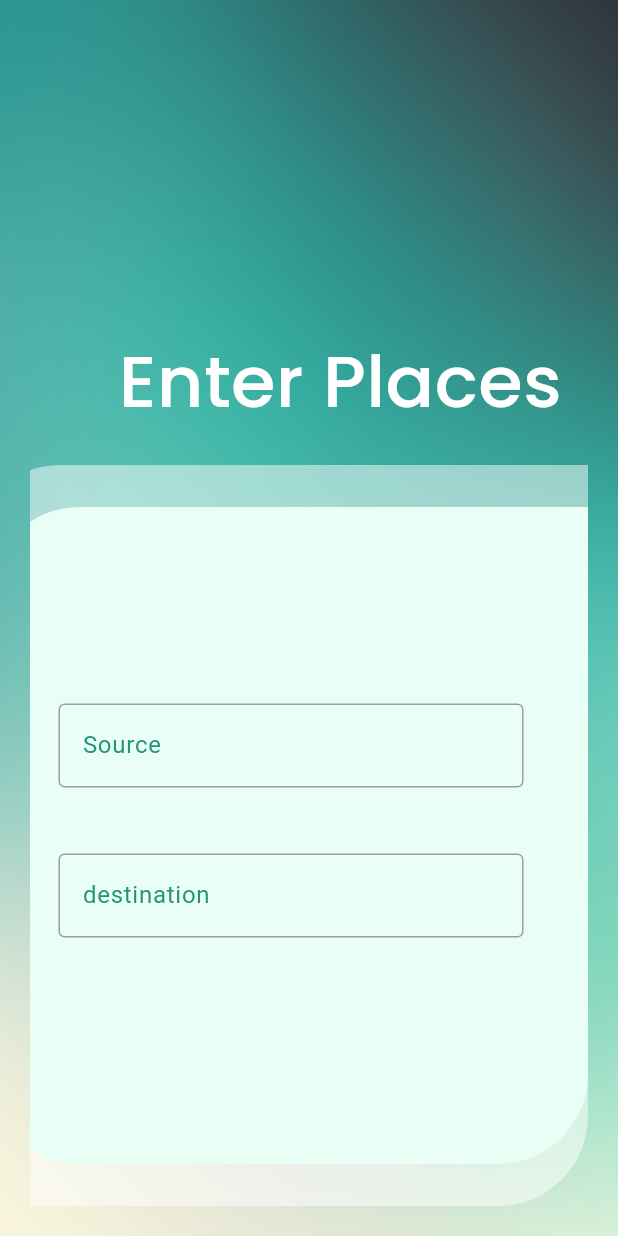
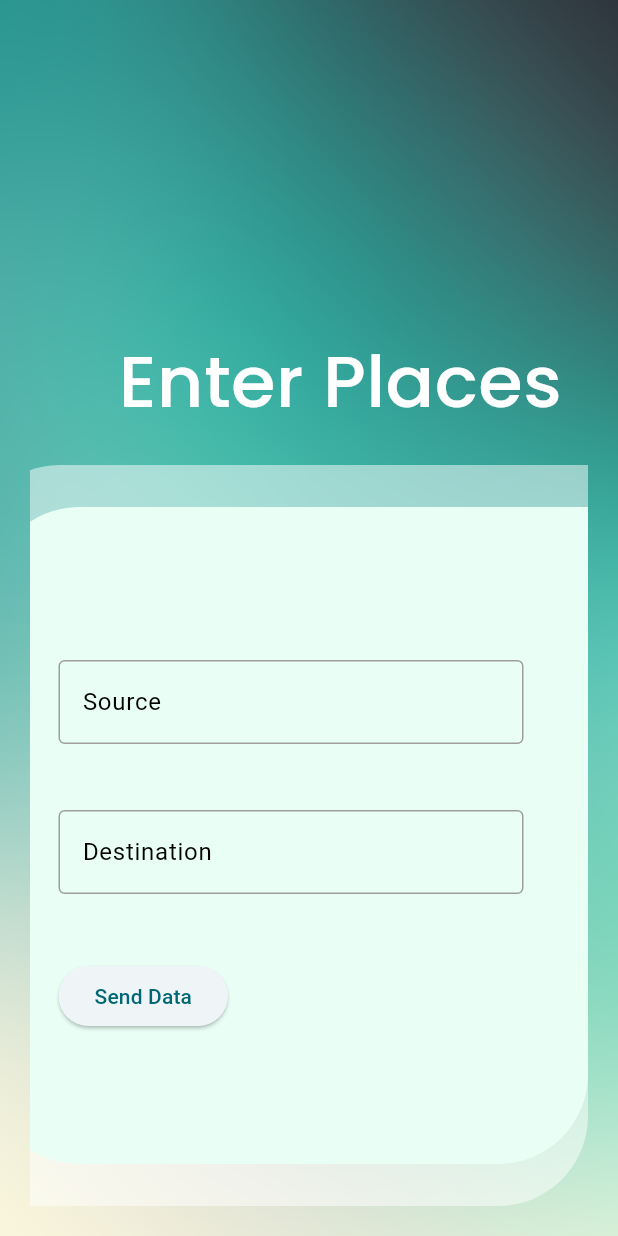
Before and after one commit to rogue-sys/bust_frontend, a Flutter app: the SourceDestination screen opened directly, on a phone screen of 412 x 824 dp. Run offline on Flutter 3.47's test engine with Material 3 defaults, Android fonts, the phone set to English and light mode, and no system bars; our stand-ins replace shared_preferences; accounts and stored records are empty.

Commit message:
output obtained

```diff
--- a/lib/layers/SourceDestinationLayer.dart
+++ b/lib/layers/SourceDestinationLayer.dart
@@ -1,8 +1,55 @@
-import 'package:bust/config.dart';
 import 'package:flutter/material.dart';
+import 'package:http/http.dart' as http;
+import 'dart:convert';
+import 'package:bust/listView.dart';
 
-class SourceDestinationLayer extends StatelessWidget {
-  const SourceDestinationLayer({super.key});
+class SourceDestinationLayer extends StatefulWidget {
+  const SourceDestinationLayer({Key? key}) : super(key: key);
+
+  @override
+  _SourceDestinationLayerState createState() => _SourceDestinationLayerState();
+}
+
+class _SourceDestinationLayerState extends State<SourceDestinationLayer> {
+  final TextEditingController _sourceController = TextEditingController();
+  final TextEditingController _destinationController = TextEditingController();
+
+  Future<void> sendDataToBackend(BuildContext context) async {
+    final source = _sourceController.text;
+    final destination = _destinationController.text;
+
+    // Send source and destination names to the backend
+    String url =
+        'http://192.168.20.5:5000/api/searchBuses'; // Replace with your backend endpoint URL
+    final response = await http.post(
+      Uri.parse(url),
+      body: jsonEncode({'source': source, 'destination': destination}),
+      headers: {'Content-Type': 'application/json'},
+    );
+
+    // Check the response status
+    if (response.statusCode == 200) {
+      // Extract list of available buses from the response
+      List<dynamic> responseData = jsonDecode(response.body)['buses'];
+      List<Bus> busList = responseData.map((busData) {
+        return Bus(
+          vehicleNumber: busData['VehicleNumber'],
+          arrivalTimes: List<String>.from(busData['arrivalTimes']),
+        );
+      }).toList();
+
+      // Navigate to another page to display the list of buses
+      Navigator.push(
+        context,
+        MaterialPageRoute(
+          builder: (context) => BusListPage(busList: busList),
+        ),
+      );
+    } else {
+      // Failed to send data to the backend
+      print('Failed to send data to the backend');
+    }
+  }
 
   @override
   Widget build(BuildContext context) {
@@ -12,17 +59,18 @@ class SourceDestinationLayer extends StatelessWidget {
       child: Stack(
         children: <Widget>[
           Positioned(
-            top: 129,
+            top: 100,
             left: 59,
             child: Container(
               width: 310,
               alignment: Alignment.topLeft,
               child: TextFormField(
+                controller: _sourceController,
                 decoration: InputDecoration(
                     labelText: 'Source',
-                    labelStyle: TextStyle(color: srcdesTextfield),
+                    labelStyle: TextStyle(color: Colors.black),
                     focusedBorder: const OutlineInputBorder(
-                      borderSide: BorderSide(color: srcdesTextfield),
+                      borderSide: BorderSide(color: Colors.blue),
                     ),
                     enabledBorder: OutlineInputBorder(
                         borderSide: BorderSide(color: Colors.grey))),
@@ -30,21 +78,30 @@ class SourceDestinationLayer extends StatelessWidget {
             ),
           ),
           Positioned(
-            top: 229,
+            top: 200,
             left: 59,
             child: Container(
               width: 310,
               alignment: Alignment.topCenter,
               child: TextFormField(
+                controller: _destinationController,
                 decoration: InputDecoration(
-                    labelText: 'destination',
-                    labelStyle: TextStyle(color: srcdesTextfield),
+                    labelText: 'Destination',
+                    labelStyle: TextStyle(color: Colors.black),
                     focusedBorder: const OutlineInputBorder(
-                      borderSide: BorderSide(color: srcdesTextfield),
+                      borderSide: BorderSide(color: Colors.blue),
                     ),
                     enabledBorder: OutlineInputBorder(
                         borderSide: BorderSide(color: Colors.grey))),
               ),
+            ),
+          ),
+          Positioned(
+            top: 300,
+            left: 59,
+            child: ElevatedButton(
+              onPressed: () => sendDataToBackend(context),
+              child: Text('Send Data'),
             ),
           ),
         ],
--- a/lib/splashscreen.dart
+++ b/lib/splashscreen.dart
@@ -17,7 +17,7 @@ class _SplashScreenState extends State<SplashScreen> {
     Future.delayed(Duration(seconds: 4), () {
       Navigator.pushReplacement(
         context,
-        MaterialPageRoute(builder: (context) => SourceDestination()),
+        MaterialPageRoute(builder: (context) => LoginPage()),
       );
     });
   }
--- a/pubspec.yaml
+++ b/pubspec.yaml
@@ -30,7 +30,7 @@ environment:
 dependencies:
   flutter:
     sdk: flutter
-
+  http: ^1.2.0
 
   # The following adds the Cupertino Icons font to your application.
   # Use with the CupertinoIcons class for iOS style icons.
```
Also changed, not shown: lib/layers/ThirdLayer.dart (+20 -19 lines), lib/listView.dart (added, +87 -0 lines), pubspec.lock.
